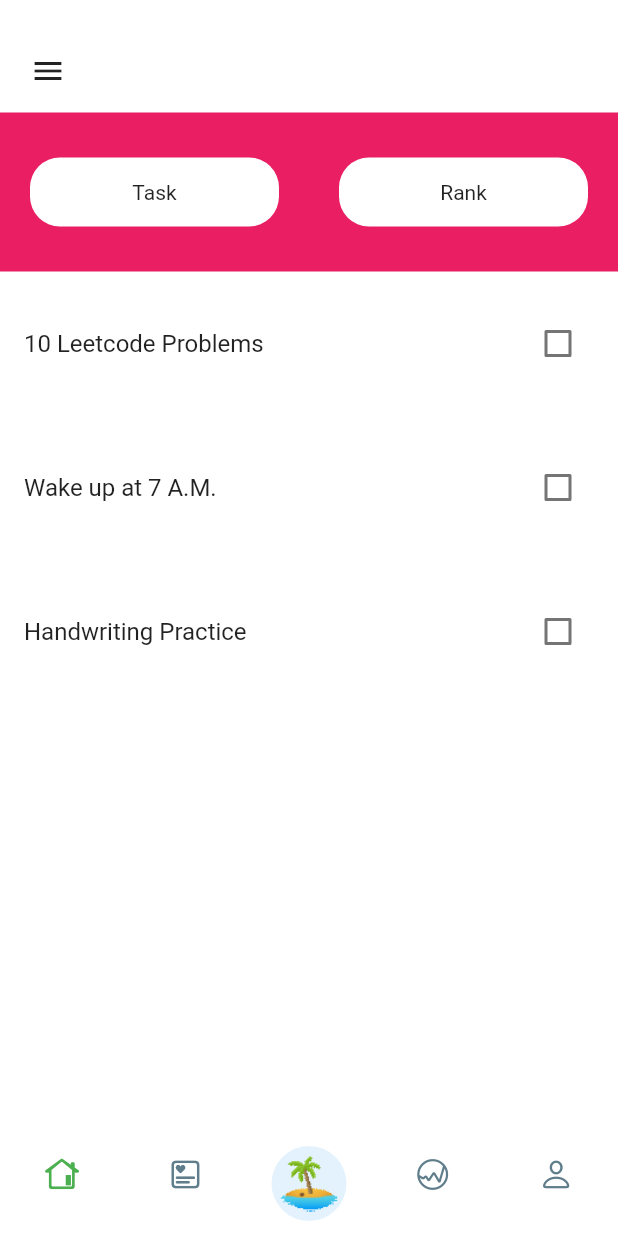
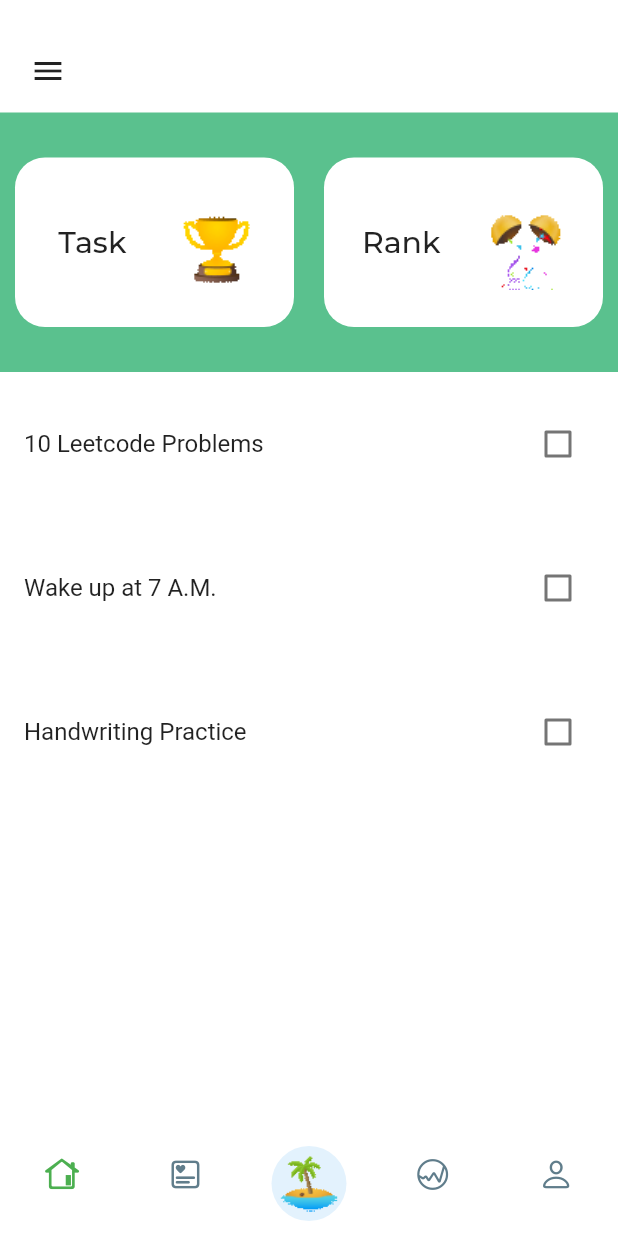
Before and after one commit to aman440/GetSetPro-App, a Flutter app: the HomePage screen opened by its route, on a phone screen of 412 x 824 dp. Run offline on Flutter 3.47's test engine with Material 2 defaults, Android fonts, the phone set to English and light mode, and no system bars; our stand-ins replace clay_containers, firebase_auth, firebase_core, flutter_calendar_carousel, flutter_neumorphic, fluttertoast and 5 more; missing offline and left inert: clipboard, expansion_widget, flutter_polygon; accounts and stored records are empty; network calls fail.

Commit message:
final app released

```diff
--- a/lib/vedant_task/slidebar.dart
+++ b/lib/vedant_task/slidebar.dart
@@ -1,6 +1,7 @@
 import 'package:flutter/cupertino.dart';
 import 'package:flutter/material.dart';
 import 'package:provider/provider.dart';
+import 'package:taskify/constants.dart';
 import 'package:taskify/task_list/models/task_data.dart';
 import 'package:taskify/task_list/screens/add_task_screen.dart';
 import 'package:taskify/task_list/screens/tasks_screen.dart';
@@ -56,21 +57,29 @@ class _AppContainerState extends State<AppContainer> {
   final List<Widget> contents = [
     Column(children: [
       Container(
-        color: Colors.pink,
+        color: Color(0xff5ac18e),
         child: Row(
           children: [
             Expanded(
               child: GestureDetector(
                 onTap: () => print('hi'),
                 child: Container(
-                  padding: EdgeInsets.symmetric(horizontal: 20, vertical: 15),
-                  margin: EdgeInsets.symmetric(vertical: 30, horizontal: 20),
+                  padding: EdgeInsets.symmetric(horizontal: 10, vertical: 15),
+                  margin: EdgeInsets.symmetric(vertical: 30, horizontal: 10),
                   decoration: BoxDecoration(
                       color: Colors.white,
                       borderRadius: BorderRadius.circular(20)),
+                  child: Row(
+                    children: [
+                      Expanded(
                         child: Text(
                           'Task',
+                          style: kHeading1.copyWith(fontSize: 20),
                           textAlign: TextAlign.center,
+                        ),
+                      ),
+                      Expanded(child: Image.asset('assets/images/cup.gif'))
+                    ],
                   ),
                 ),
               ),
@@ -79,14 +88,22 @@ class _AppContainerState extends State<AppContainer> {
               child: GestureDetector(
                 onTap: () {},
                 child: Container(
-                  padding: EdgeInsets.symmetric(horizontal: 20, vertical: 15),
-                  margin: EdgeInsets.symmetric(vertical: 30, horizontal: 20),
+                  padding: EdgeInsets.symmetric(horizontal: 10, vertical: 15),
+                  margin: EdgeInsets.symmetric(vertical: 30, horizontal: 10),
                   decoration: BoxDecoration(
                       color: Colors.white,
                       borderRadius: BorderRadius.circular(20)),
+                  child: Row(
+                    children: [
+                      Expanded(
                         child: Text(
                           'Rank',
+                          style: kHeading1.copyWith(fontSize: 20),
                           textAlign: TextAlign.center,
+                        ),
+                      ),
+                      Expanded(child: Image.asset('assets/images/confetti.gif'))
+                    ],
                   ),
                 ),
               ),
@@ -102,6 +119,14 @@ class _AppContainerState extends State<AppContainer> {
   Widget build(BuildContext context) {
     return Container(
       height: MediaQuery.of(context).size.height,
+      decoration: BoxDecoration(
+        image: DecorationImage(
+          image: Image.asset('assets/images/bg.jpg').image,
+          colorFilter: new ColorFilter.mode(
+              Colors.black.withOpacity(0.2), BlendMode.dstATop),
+          fit: BoxFit.cover,
+        ),
+      ),
       child: Stack(
         children: <Widget>[
           Container(
--- a/lib/views/login.dart
+++ b/lib/views/login.dart
@@ -5,6 +5,7 @@ import 'package:flutter/services.dart';
 import 'package:modal_progress_hud_nsn/modal_progress_hud_nsn.dart';
 import 'package:provider/provider.dart';
 import 'package:taskify/services/auth.dart';
+import 'package:taskify/views/home.dart';
 import 'package:taskify/views/register.dart';
 
 class LoginPage extends StatefulWidget {
@@ -184,8 +185,7 @@ class _LoginPageState extends State<LoginPage> {
             _showProgressBar = false;
           });
           if (result)
-            print(result);
-          // Navigator.popAndPushNamed(context, HomePage.id);
+            Navigator.popAndPushNamed(context, HomePage.id);
           else {
             _passwordController.clear();
           }
--- a/lib/views/register.dart
+++ b/lib/views/register.dart
@@ -4,6 +4,7 @@ import 'package:flutter/cupertino.dart';
 import 'package:flutter/material.dart';
 import 'package:flutter/services.dart';
 import 'package:provider/provider.dart';
+import 'package:taskify/views/home.dart';
 import 'package:taskify/widgets/action.dart';
 import '../services/auth.dart';
 
@@ -143,8 +144,7 @@ class _RegisterPageState extends State<RegisterPage> {
             _showProgressBar = false;
           });
           if (result)
-            print(result);
-          // Navigator.popAndPushNamed(context, HomePage.id);
+            Navigator.popAndPushNamed(context, HomePage.id);
           else {
             _passwordController.clear();
           }
```
Also changed, not shown: lib/views/splash.dart (+4 -7 lines), lib/views/tabs/status.dart (+12 -3 lines), assets/images/logo.png, 7 other files. Lines whose indentation alone changed are shown as unchanged.
